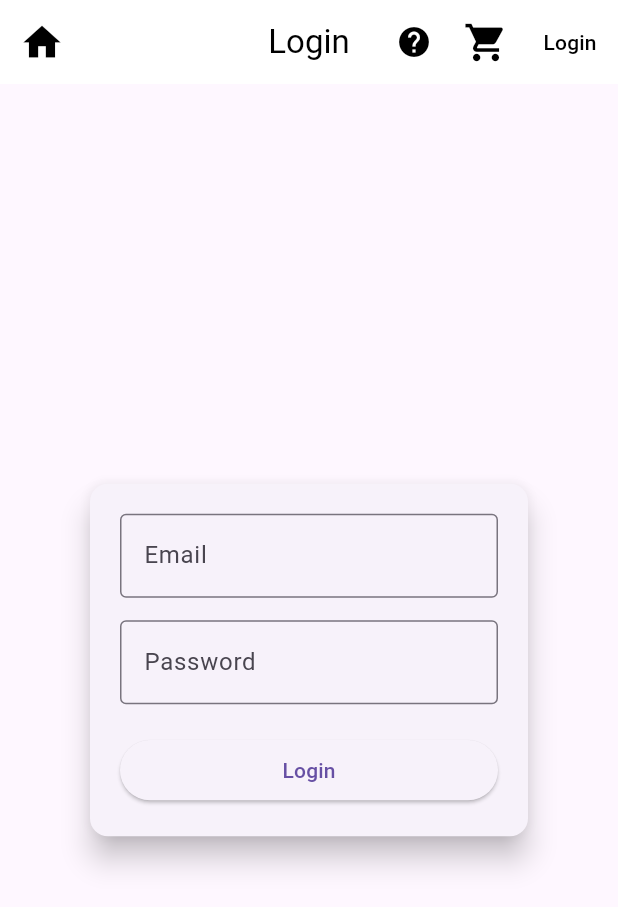
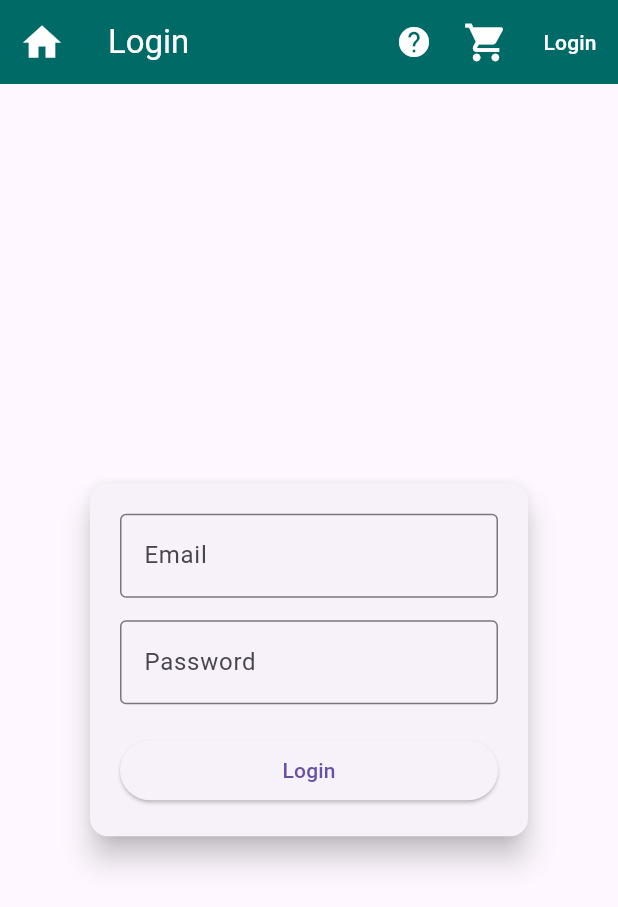
Before and after one commit to parzi-val/grocery_app_frontend, a Flutter app: the LoginPage screen opened by its route, after a tap on "Login", on a phone screen of 412 x 824 dp. Shown: the top 907 px of the screen. Run offline on Flutter 3.47's test engine with Material 3 defaults, Android fonts, the light colour scheme and no system bars; our stand-ins replace dropdown_search, shared_preferences; accounts and stored records are empty; network calls fail.

Commit message:
admin pages

```diff
--- a/analysis_options.yaml
+++ b/analysis_options.yaml
@@ -7,6 +7,9 @@
 
 # The following line activates a set of recommended lints for Flutter apps,
 # packages, and plugins designed to encourage good coding practices.
+analyzer:
+  errors:
+    use_build_context_synchronously: ignore
 include: package:flutter_lints/flutter.yaml
 
 linter:
@@ -23,6 +26,5 @@ linter:
   rules:
     # avoid_print: false  # Uncomment to disable the `avoid_print` rule
     # prefer_single_quotes: true  # Uncomment to enable the `prefer_single_quotes` rule
-
 # Additional information about this file can be found at
 # https://dart.dev/guides/language/analysis-options
--- a/lib/main.dart
+++ b/lib/main.dart
@@ -3,6 +3,7 @@ import 'screens/login_page.dart';
 import 'screens/product_page.dart';
 import 'screens/cart_page.dart';
 import 'screens/profile_page.dart';
+import 'screens/admin_dashboard.dart';
 
 void main() {
   runApp(MyApp());
@@ -16,8 +17,8 @@ class MyApp extends StatelessWidget {
     return MaterialApp(
       title: 'Grocery App',
       theme: ThemeData(
-        primarySwatch: Colors.green,
-      ),
+          primarySwatch: Colors.green,
+          primaryColor: Color.fromRGBO(0, 106, 103, 1)),
       initialRoute: '/', // Set the initial route
       routes: {
         '/login': (context) => const LoginPage(), // Route to the Login Page
@@ -25,6 +26,7 @@ class MyApp extends StatelessWidget {
         '/cart': (context) => const CartPage(), // Route to the Cart Page
         '/profile': (context) =>
             const ProfilePage(), // Route to the Profile Page
+        '/admin/dashboard': (context) => const AdminDashboard(),
       },
     );
   }
--- a/lib/screens/cart_page.dart
+++ b/lib/screens/cart_page.dart
@@ -3,7 +3,7 @@
 import 'package:flutter/material.dart';
 
 class CartPage extends StatelessWidget {
-  const CartPage({Key? key}) : super(key: key);
+  const CartPage({super.key});
 
   @override
   Widget build(BuildContext context) {
--- a/lib/screens/login_page.dart
+++ b/lib/screens/login_page.dart
@@ -5,15 +5,16 @@ import 'package:shared_preferences/shared_preferences.dart';
 import 'package:grocery_frontend/widgets/header.dart'; // Adjust the path based on your project structure
 
 class LoginPage extends StatefulWidget {
-  const LoginPage({Key? key}) : super(key: key);
+  const LoginPage({super.key});
 
   @override
-  _LoginPageState createState() => _LoginPageState();
+  LoginPageState createState() => LoginPageState();
 }
 
-class _LoginPageState extends State<LoginPage> {
+class LoginPageState extends State<LoginPage> {
   final _emailController = TextEditingController();
   final _passwordController = TextEditingController();
+  dynamic roleInfo;
 
   Future<void> _login() async {
     final response = await http.post(
@@ -30,12 +31,25 @@ class _LoginPageState extends State<LoginPage> {
       final data = json.decode(response.body);
       final token = data['token'];
 
-      // Store JWT in local storage
-      SharedPreferences prefs = await SharedPreferences.getInstance();
-      await prefs.setString('jwt', token);
+      final roleResponse = await http
+          .get(Uri.parse('http://localhost:5000/api/auth/role'), headers: {
+        'Content-Type': 'application/json',
+        'Authorization': 'Bearer $token'
+      });
 
-      // Navigate to the next screen or show success
-      Navigator.pushNamed(context, '/');
+      if (roleResponse.statusCode == 200) {
+        roleInfo = json.decode(roleResponse.body)['userType'];
+        final userType = roleInfo?.toString() ?? "customer";
+        // Store JWT in local storage
+        SharedPreferences prefs = await SharedPreferences.getInstance();
+        await prefs.setString('jwt', token);
+        await prefs.setString('role', userType);
+      }
+      if (roleInfo == 'admin') {
+        Navigator.pushNamed(context, '/admin/dashboard');
+      } else {
+        Navigator.pushNamed(context, '/');
+      }
     } else {
       // Handle error
       ScaffoldMessenger.of(context).showSnackBar(
@@ -81,10 +95,10 @@ class _LoginPageState extends State<LoginPage> {
                     SizedBox(height: 20),
                     ElevatedButton(
                       onPressed: _login,
-                      child: Text('Login'),
                       style: ElevatedButton.styleFrom(
                         minimumSize: Size(double.infinity, 40),
                       ),
+                      child: Text('Login'),
                     ),
                   ],
                 ),
--- a/lib/widgets/header.dart
+++ b/lib/widgets/header.dart
@@ -4,27 +4,34 @@ import 'package:shared_preferences/shared_preferences.dart';
 class Header extends StatefulWidget implements PreferredSizeWidget {
   final String title;
   final List<Widget>? actions;
+  final Widget? leading; // New parameter for custom leading action
 
   const Header({
     super.key,
     required this.title,
     required this.actions,
+    this.leading, // Accept the custom leading widget
   });
 
   @override
-  _HeaderState createState() => _HeaderState();
+  HeaderState createState() => HeaderState();
 
   @override
   Size get preferredSize => const Size.fromHeight(kToolbarHeight);
 }
 
-class _HeaderState extends State<Header> {
+class HeaderState extends State<Header> {
   bool isLoggedIn = false;
+  bool isCustomLeading = false; // New variable to check for custom leading
+  bool admin = false;
 
   @override
   void initState() {
     super.initState();
     _checkLoginStatus();
+    _checkAdminStatus();
+    // Use the correct syntax for conditional assignment
+    isCustomLeading = widget.leading != null;
   }
 
   // Method to check if a JWT exists in local storage
@@ -37,51 +44,73 @@ class _HeaderState extends State<Header> {
     });
   }
 
+  // Method to check admin status from local storage
+  Future<void> _checkAdminStatus() async {
+    final SharedPreferences prefs = await SharedPreferences.getInstance();
+    final String? role = prefs.getString('role'); // Read the role as a string
+    setState(() {
+      admin = role == 'admin'; // Check if the role is 'admin'
+    });
+  }
+
   @override
   Widget build(BuildContext context) {
     return AppBar(
       title: Text(widget.title),
-      centerTitle: true,
       elevation: 0,
-      backgroundColor: Colors.white,
-      foregroundColor: Colors.black,
-      leading: IconButton(
-        icon: Icon(Icons.home, size: 30), // Icon for the product page
-        onPressed: () {
-          // Navigate to the product page
-          Navigator.pushNamed(context, '/');
-        },
-      ),
+      backgroundColor:
+          const Color.fromRGBO(0, 106, 103, 1), // Change to a shade of green
+      foregroundColor: Colors.white, // Set foreground color for contrast
+      leading: widget.leading ??
+          IconButton(
+            icon:
+                Icon(admin ? Icons.admin_panel_settings : Icons.home, size: 30),
+            onPressed: () {
+              if (admin) {
+                Navigator.pushNamed(context, '/admin/dashboard');
+              } else {
+                Navigator.pushNamed(context, '/');
+              }
+            },
+          ),
       actions: [
         ...widget.actions!,
+        isCustomLeading
+            ? IconButton(
+                icon: Icon(Icons.apps, size: 30), // Additional action icon
+                onPressed: () {
+                  Navigator.pushNamed(
+                      context, '/'); // Navigate to the product page
+                },
+              )
+            : Container(),
         IconButton(
           icon: Icon(Icons.shopping_cart, size: 30), // Cart icon
           onPressed: () {
-            // Navigate to the cart page
-            Navigator.pushNamed(context, '/cart');
+            Navigator.pushNamed(context, '/cart'); // Navigate to the cart page
           },
         ),
-        // Conditional widget based on login status
         isLoggedIn
             ? TextButton(
                 onPressed: () {
-                  // Navigate to the profile page
-                  Navigator.pushNamed(context, '/profile');
+                  Navigator.pushNamed(
+                      context, '/profile'); // Navigate to the profile page
                 },
                 child: Icon(
                   Icons.account_circle, // Profile icon
-                  size: 30, // Set the size of the icon
-                  color: Colors.black, // Set the color if needed
+                  size: 30,
+                  color: Colors.white, // Change icon color for contrast
                 ),
               )
             : TextButton(
                 onPressed: () {
-                  // Navigate to the login page
-                  Navigator.pushNamed(context, '/login');
+                  Navigator.pushNamed(
+                      context, '/login'); // Navigate to the login page
                 },
                 child: Text(
                   'Login',
-                  style: TextStyle(color: Colors.black),
+                  style: TextStyle(
+                      color: Colors.white), // Change text color for contrast
                 ),
               ),
       ],
--- a/pubspec.yaml
+++ b/pubspec.yaml
@@ -37,6 +37,7 @@ dependencies:
   http: ^1.2.2 # For making API calls
   provider: ^6.0.0 # For state management (optional)
   shared_preferences: ^2.0.6 # For local storage (optional)
+  dropdown_search: ^5.0.2
 
 dev_dependencies:
   flutter_test:
```
Also changed, not shown: lib/screens/admin/delivery_page.dart (added, +13 -0 lines), lib/screens/admin/monitoring_page.dart (added, +13 -0 lines), lib/screens/admin/orders_page.dart (added, +13 -0 lines), lib/screens/admin/products_page.dart (added, +390 -0 lines), lib/screens/admin_dashboard.dart (added, +90 -0 lines), lib/screens/profile_page.dart (+31 -14 lines), pubspec.lock.
